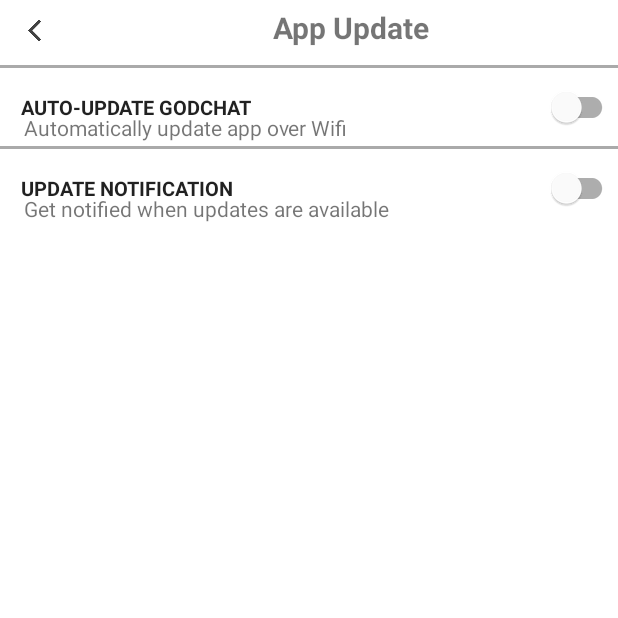
After one commit to dakie2305/Project-Godchat, an Android app: the AppUpdateSettingActivity screen opened directly, with no data from a screen before it, on a phone screen of 412 x 824 dp, the top half of it. The commit adds this screen. Run offline under Robolectric (Android 15) with nearby library versions, the phone set to English and light mode, and no system bars.

Commit message:
added new setting about app update
thêm một settting về cài đặt cập nhật

```diff
--- a/app/src/main/AndroidManifest.xml
+++ b/app/src/main/AndroidManifest.xml
@@ -6,7 +6,6 @@
     <uses-permission android:name="android.permission.INTERNET" />
     <uses-permission android:name="android.permission.ACCESS_NETWORK_STATE" />
     <uses-permission android:name="android.permission.VIBRATE" />
-
 
     <application
         android:allowBackup="true"
@@ -18,6 +17,12 @@
         android:supportsRtl="true"
         android:theme="@style/Theme.Project_Chat_Group"
         tools:targetApi="31">
+        <activity
+            android:name=".SettingMainOptions.StoriesSettingActivity"
+            android:exported="false" />
+        <activity
+            android:name=".SettingMainOptions.AppUpdateSettingActivity"
+            android:exported="false" />
         <activity
             android:name=".SettingMainOptions.IdentityConfirmationSettingActivity"
             android:exported="false" />
--- /dev/null
+++ b/app/src/main/java/vn/edu/stu/project_chat_group/SettingMainOptions/AppUpdateSettingActivity.java
@@ -0,0 +1,57 @@
+package vn.edu.stu.project_chat_group.SettingMainOptions;
+
+import android.media.MediaPlayer;
+import android.os.Bundle;
+import android.view.View;
+import android.widget.CompoundButton;
+
+import androidx.appcompat.app.AppCompatActivity;
+
+import com.google.android.material.button.MaterialButton;
+import com.google.android.material.switchmaterial.SwitchMaterial;
+
+import vn.edu.stu.project_chat_group.R;
+
+public class AppUpdateSettingActivity extends AppCompatActivity {
+
+    MaterialButton btnBack;
+    SwitchMaterial swAutoUpdate, swUpdateNoti;
+    MediaPlayer mediaPlayer;
+
+    @Override
+    protected void onCreate(Bundle savedInstanceState) {
+        super.onCreate(savedInstanceState);
+        setContentView(R.layout.activity_app_update_setting);
+
+        addControls();
+        addEvents();
+    }
+
+    private void addEvents() {
+        btnBack.setOnClickListener(new View.OnClickListener() {
+            @Override
+            public void onClick(View view) {
+                finish();
+            }
+        });
+        swUpdateNoti.setOnCheckedChangeListener(new CompoundButton.OnCheckedChangeListener() {
+            @Override
+            public void onCheckedChanged(CompoundButton compoundButton, boolean b) {
+                if(swUpdateNoti.isChecked()) {
+                    playASound();
+                }
+            }
+        });
+    }
+
+    private void playASound() {
+        mediaPlayer = MediaPlayer.create(this, R.raw.ting_sound);
+        mediaPlayer.start();
+    }
+
+    private void addControls() {
+        btnBack = findViewById(R.id.btnBack);
+        swAutoUpdate = findViewById(R.id.swAutoUpdate);
+        swUpdateNoti = findViewById(R.id.swUpdateNoti);
+    }
+}
--- a/app/src/main/java/vn/edu/stu/project_chat_group/SettingMainOptions/SettingActivity.java
+++ b/app/src/main/java/vn/edu/stu/project_chat_group/SettingMainOptions/SettingActivity.java
@@ -12,7 +12,7 @@
 
 public class SettingActivity extends AppCompatActivity {
 
-    private MaterialButton btnDarkMode, btnLanguageChange, btnNoti, btnPersonalAccountMange, btnPasswordManage;
+    private MaterialButton btnDarkMode, btnLanguageChange, btnNoti, btnPersonalAccountMange, btnPasswordManage, btnAppUpdate;
 
     @Override
     protected void onCreate(Bundle savedInstanceState) {
@@ -29,6 +29,8 @@
         btnNoti = findViewById(R.id.btnNotification); //setting chỉnh thông báo
         btnPersonalAccountMange = findViewById(R.id.btnPersonalAccountMange); //setting chỉnh thông tin tài khoản
         btnPasswordManage = findViewById(R.id.btnPasswordManage); //setting chỉnh sửa mật khẩu và bảo mậts
+        btnAppUpdate = findViewById(R.id.btnUpdateApp); //setting auto update
+
     }
     private void addEvents() {
         btnDarkMode.setOnClickListener(new View.OnClickListener() {
@@ -62,6 +64,17 @@
                 openPasswordChangeActivity();
             }
         });
+        btnAppUpdate.setOnClickListener(new View.OnClickListener() {
+            @Override
+            public void onClick(View view) {
+                openAutoUpdateAppSetting();
+            }
+        });
+    }
+
+    private void openAutoUpdateAppSetting() {
+        Intent intent = new Intent(SettingActivity.this, AppUpdateSettingActivity.class);
+        startActivity(intent);
     }
 
     private void openPasswordChangeActivity() {
--- /dev/null
+++ b/app/src/main/java/vn/edu/stu/project_chat_group/SettingMainOptions/StoriesSettingActivity.java
@@ -0,0 +1,16 @@
+package vn.edu.stu.project_chat_group.SettingMainOptions;
+
+import android.os.Bundle;
+
+import androidx.appcompat.app.AppCompatActivity;
+
+import vn.edu.stu.project_chat_group.R;
+
+public class StoriesSettingActivity extends AppCompatActivity {
+
+    @Override
+    protected void onCreate(Bundle savedInstanceState) {
+        super.onCreate(savedInstanceState);
+        setContentView(R.layout.activity_stories_setting);
+    }
+}
--- /dev/null
+++ b/app/src/main/res/layout/activity_app_update_setting.xml
@@ -0,0 +1,97 @@
+<?xml version="1.0" encoding="utf-8"?>
+<LinearLayout xmlns:android="http://schemas.android.com/apk/res/android"
+    xmlns:app="http://schemas.android.com/apk/res-auto"
+    xmlns:tools="http://schemas.android.com/tools"
+    android:layout_width="match_parent"
+    android:layout_height="match_parent"
+    tools:context=".SettingMainOptions.AppUpdateSettingActivity"
+    android:orientation="vertical">
+
+    <LinearLayout
+        android:layout_width="match_parent"
+        android:layout_height="wrap_content"
+        android:orientation="horizontal">
+        <com.google.android.material.button.MaterialButton
+            android:id="@+id/btnBack"
+            android:layout_width="56dp"
+            android:layout_height="41dp"
+            android:background="?android:attr/selectableItemBackground"
+            android:textColor="@color/cardview_dark_background"
+            app:icon="@drawable/left_arrow"
+            app:iconSize="14dp"
+            app:iconTint="@color/cardview_dark_background"
+            app:layout_constraintHorizontal_bias="0.0"/>
+
+        <TextView
+            android:layout_width="match_parent"
+            android:layout_height="wrap_content"
+            android:gravity="center_horizontal"
+            android:text="@string/Update_App"
+            android:textSize="20dp"
+            android:textStyle="bold" />
+    </LinearLayout>
+    <View
+        android:layout_width="match_parent"
+        android:layout_height="2dp"
+        android:background="@android:color/darker_gray"
+        android:layout_marginTop="2dp"
+        android:layout_marginBottom="2dp"/>
+
+    <LinearLayout
+        android:layout_width="match_parent"
+        android:layout_height="wrap_content"
+        android:orientation="vertical"
+        android:id="@+id/linearlayoutAutoUpdateSwitch"
+        android:clickable="true">
+        <com.google.android.material.switchmaterial.SwitchMaterial
+            android:layout_width="match_parent"
+            android:layout_height="wrap_content"
+            android:text="@string/auto_update"
+            android:textStyle="bold"
+            android:textAlignment="textStart"
+            android:textAllCaps="true"
+            android:textSize="13dp"
+            android:layout_marginLeft="14dp"
+            android:textColor="@color/material_on_primary_emphasis_high_type"
+            android:id="@+id/swAutoUpdate"
+            android:background="?android:attr/selectableItemBackground"/>
+        <TextView
+            android:layout_width="match_parent"
+            android:layout_height="wrap_content"
+            android:text="@string/auto_update_sub"
+            android:layout_marginTop="-9pt"
+            android:layout_marginLeft="16dp"/>
+    </LinearLayout>
+    <View
+        android:layout_width="match_parent"
+        android:layout_height="2dp"
+        android:background="@android:color/darker_gray"
+        android:layout_marginTop="2dp"
+        android:layout_marginBottom="2dp"/>
+
+    <LinearLayout
+        android:layout_width="match_parent"
+        android:layout_height="wrap_content"
+        android:orientation="vertical"
+        android:id="@+id/linearlayoutUpdateNoti"
+        android:clickable="true">
+        <com.google.android.material.switchmaterial.SwitchMaterial
+            android:layout_width="match_parent"
+            android:layout_height="wrap_content"
+            android:text="@string/update_available"
+            android:textStyle="bold"
+            android:textAlignment="textStart"
+            android:textAllCaps="true"
+            android:textSize="13dp"
+            android:layout_marginLeft="14dp"
+            android:textColor="@color/material_on_primary_emphasis_high_type"
+            android:id="@+id/swUpdateNoti"
+            android:background="?android:attr/selectableItemBackground"/>
+        <TextView
+            android:layout_width="match_parent"
+            android:layout_height="wrap_content"
+            android:text="@string/update_available_sub"
+            android:layout_marginTop="-9pt"
+            android:layout_marginLeft="16dp"/>
+    </LinearLayout>
+</LinearLayout>
--- a/app/src/main/res/layout/activity_personal_information_setting.xml
+++ b/app/src/main/res/layout/activity_personal_information_setting.xml
@@ -70,12 +70,12 @@
             android:layout_marginLeft="18pt"/>
     </LinearLayout>
 
-    <View
-        android:layout_width="match_parent"
-        android:layout_height="2dp"
-        android:background="@android:color/darker_gray"
-        android:layout_marginTop="2dp"
-        android:layout_marginBottom="2dp"/>
+<!--    <View-->
+<!--        android:layout_width="match_parent"-->
+<!--        android:layout_height="2dp"-->
+<!--        android:background="@android:color/darker_gray"-->
+<!--        android:layout_marginTop="2dp"-->
+<!--        android:layout_marginBottom="2dp"/>-->
 
 <!--    <LinearLayout-->
 <!--        android:layout_width="match_parent"-->
--- a/app/src/main/res/layout/activity_setting.xml
+++ b/app/src/main/res/layout/activity_setting.xml
@@ -108,12 +108,12 @@
             <com.google.android.material.button.MaterialButton
                 android:layout_width="match_parent"
                 android:layout_height="wrap_content"
-                android:text="@string/Shortcut"
+                android:text="@string/Update_App"
                 android:textStyle="bold"
                 android:textAlignment="textStart"
                 android:textSize="11dp"
                 android:textColor="@color/material_on_primary_emphasis_high_type"
-                android:id="@+id/btnShortCut"
+                android:id="@+id/btnUpdateApp"
                 app:icon="@drawable/shortcut_icon"
                 app:iconSize="18dp"
                 app:iconTint="@color/material_on_primary_emphasis_high_type"
--- /dev/null
+++ b/app/src/main/res/layout/activity_stories_setting.xml
@@ -0,0 +1,9 @@
+<?xml version="1.0" encoding="utf-8"?>
+<androidx.constraintlayout.widget.ConstraintLayout xmlns:android="http://schemas.android.com/apk/res/android"
+    xmlns:app="http://schemas.android.com/apk/res-auto"
+    xmlns:tools="http://schemas.android.com/tools"
+    android:layout_width="match_parent"
+    android:layout_height="match_parent"
+    tools:context=".SettingMainOptions.StoriesSettingActivity">
+
+</androidx.constraintlayout.widget.ConstraintLayout>
--- a/app/src/main/res/values/colors.xml
+++ b/app/src/main/res/values/colors.xml
@@ -7,6 +7,7 @@
     <color name="teal_700">#FF018786</color>
     <color name="black">#FF000000</color>
     <color name="white">#FFFFFFFF</color>
+
     <color name="light_blue_600">#FF039BE5</color>
     <color name="light_blue_900">#FF01579B</color>
     <color name="light_blue_A200">#FF40C4FF</color>
--- a/app/src/main/res/values/strings.xml
+++ b/app/src/main/res/values/strings.xml
@@ -47,6 +47,7 @@
     <string name="Dark_mode">Dark Mode</string>
     <string name="Shortcut">Shortcut</string>
     <string name="Language">Language</string>
+    <string name="Update_App">App Update</string>
     <!--Language Activity-->
     <string name="vietnamese_lang">Vietnamese</string>
     <string name="english_lang">English</string>
@@ -87,4 +88,9 @@
     <!--Identity Confirmation Setting Activity-->
     <string name="ID_Confirmation_Notice">You might be asked to provided proof of your identity. This is to help us ensure that Godchat is a safe place for outr whole community</string>
     <string name="confirm">Confirm</string>
+    <!--Update App Setting Activity-->
+    <string name="auto_update">Auto-update Godchat</string>
+    <string name="auto_update_sub">Automatically update app over Wifi</string>
+    <string name="update_available">Update Notification</string>
+    <string name="update_available_sub">Get notified when updates are available</string>
 </resources>
```
Also changed, not shown: 1 other file.
